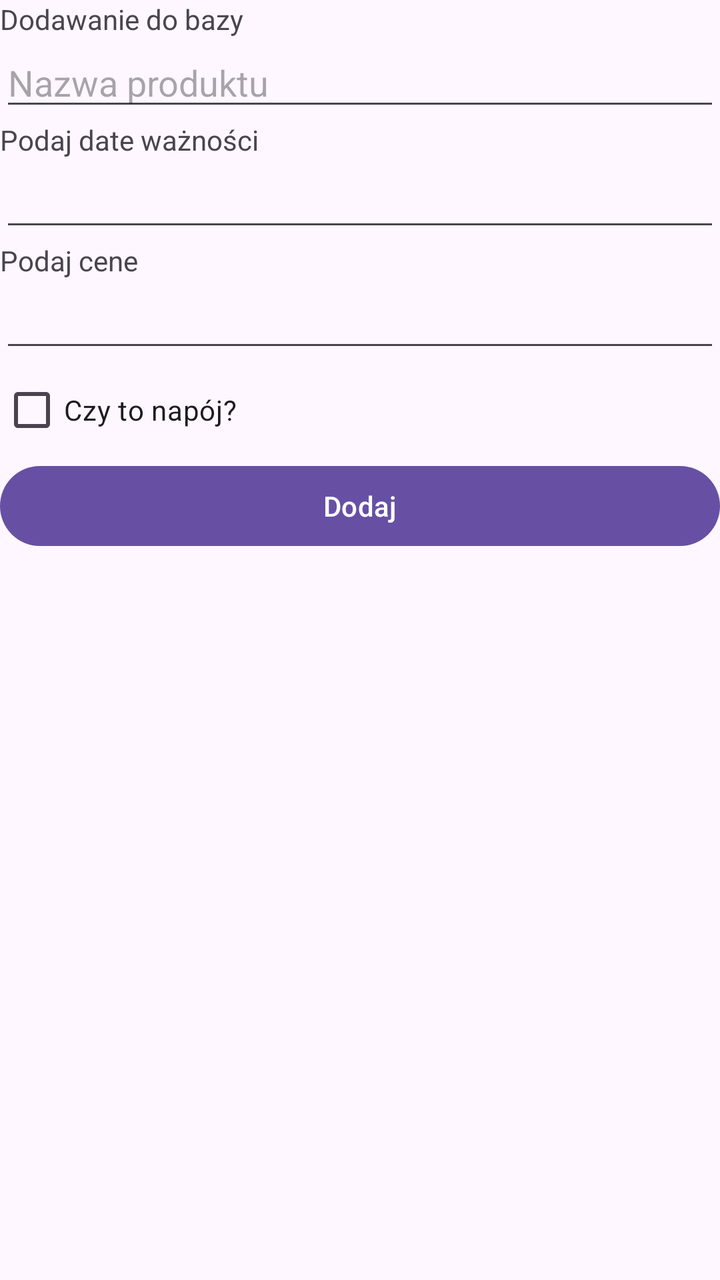
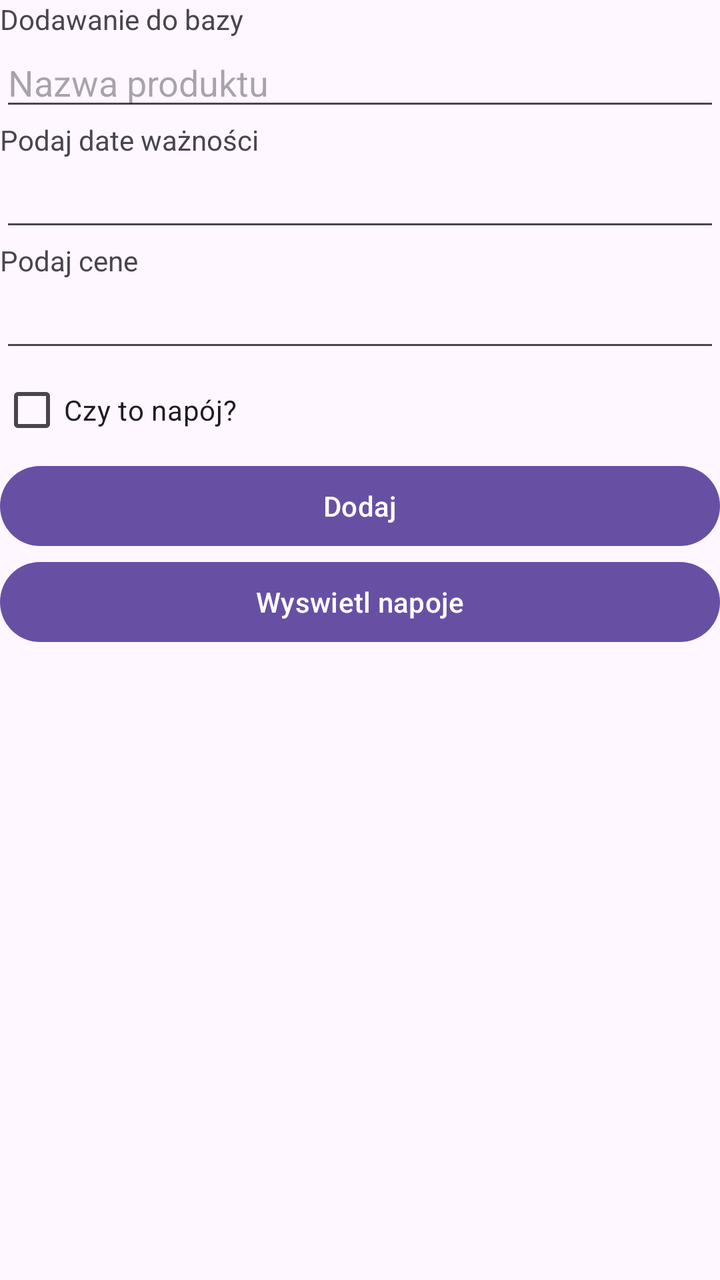

The first picture is an Android layout as it rendered before a commit; the second is the same layout after the commit. The layout source and the unified diff follow.
<!-- AndroidManifest.xml: application theme Theme.MyApplication -->
<!-- res/layout/activity_main.xml -->
<?xml version="1.0" encoding="utf-8"?>
<LinearLayout xmlns:android="http://schemas.android.com/apk/res/android"
    xmlns:app="http://schemas.android.com/apk/res-auto"
    xmlns:tools="http://schemas.android.com/tools"
    android:id="@+id/main"
    android:layout_width="match_parent"
    android:layout_height="match_parent"
    android:orientation="vertical">

    <TextView
        android:id="@+id/textView3"
        android:layout_width="match_parent"
        android:layout_height="wrap_content"
        android:text="Dodawanie do bazy" />

    <EditText
        android:id="@+id/editTextNazwa"
        android:layout_width="match_parent"
        android:layout_height="wrap_content"
        android:ems="10"
        android:inputType="text"
        android:hint="Nazwa produktu" />

    <TextView
        android:id="@+id/textView4"
        android:layout_width="match_parent"
        android:layout_height="wrap_content"
        android:text="Podaj date ważności" />

    <EditText
        android:id="@+id/editTextDate"
        android:layout_width="match_parent"
        android:layout_height="wrap_content"
        android:ems="10"
        android:inputType="date" />

    <TextView
        android:id="@+id/textView5"
        android:layout_width="match_parent"
        android:layout_height="wrap_content"
        android:text="Podaj cene" />

    <EditText
        android:id="@+id/editTextNumberCena"
        android:layout_width="match_parent"
        android:layout_height="wrap_content"
        android:ems="10"
        android:inputType="number" />

    <CheckBox
        android:id="@+id/checkBox"
        android:layout_width="match_parent"
        android:layout_height="wrap_content"
        android:text="Czy to napój?" />

    <Button
        android:id="@+id/buttonDodaj"
        android:layout_width="match_parent"
        android:layout_height="wrap_content"
        android:text="Dodaj" />

</LinearLayout>
<!-- resources referenced by this layout -->
<resources>
  <style name="Theme.MyApplication" parent="Base.Theme.MyApplication" />
  <style name="Base.Theme.MyApplication" parent="Theme.Material3.DayNight.NoActionBar">
          
          
      </style>
</resources>

<!-- the commit's change to res/layout/activity_main.xml (unified diff, before → after) -->
@@ -59,4 +59,16 @@
         android:layout_height="wrap_content"
         android:text="Dodaj" />
 
+    <Button
+        android:id="@+id/buttonWyswietlNapoje"
+        android:layout_width="match_parent"
+        android:layout_height="wrap_content"
+        android:text="Wyswietl napoje" />
+
+    <ListView
+        android:layout_width="match_parent"
+        android:layout_height="wrap_content"
+        android:id="@+id/listView"
+        />
+
 </LinearLayout>
